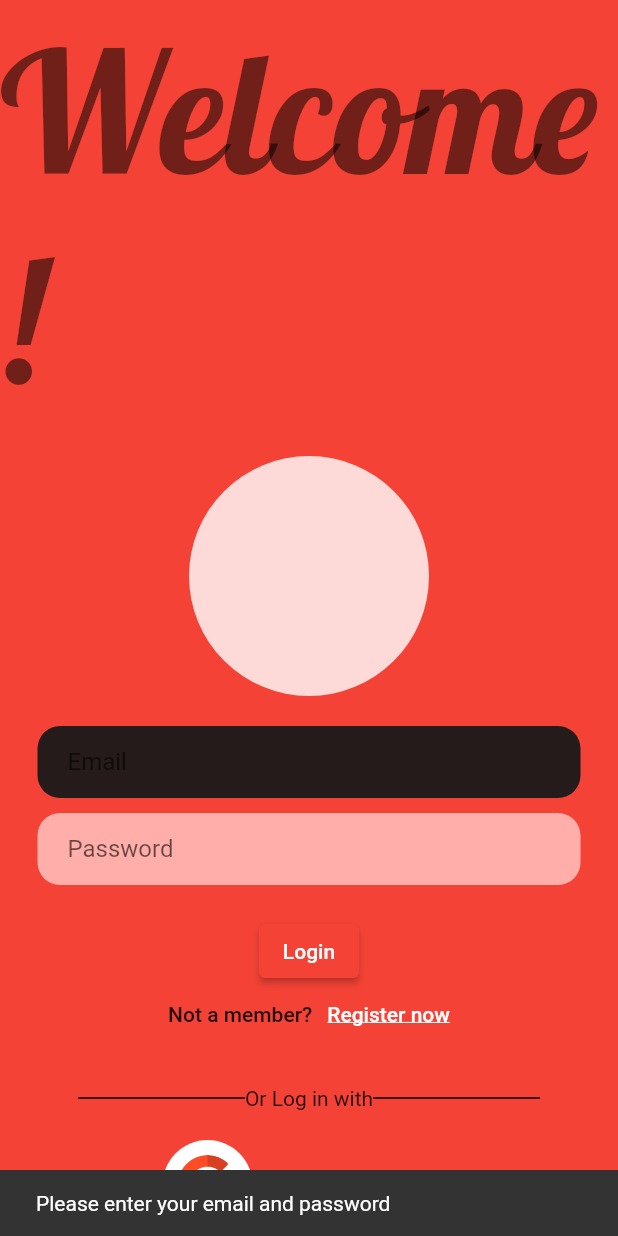
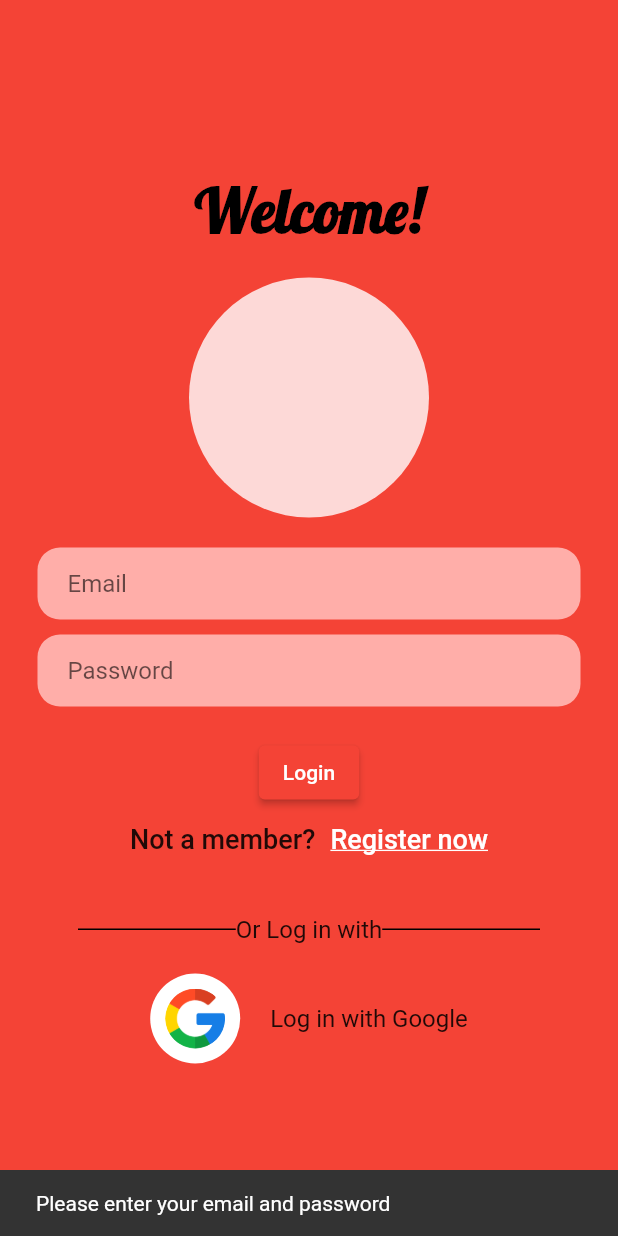
Before and after one commit to Pupae-ktsw/workout-planner-frontend, a Flutter app: the LoginPage screen opened directly, after a tap on "Login", on a phone screen of 412 x 824 dp. Run offline on Flutter 3.47's test engine with Material 2 defaults, Android fonts, the phone set to English and light mode, and no system bars; our stand-ins replace curved_navigation_bar, flutter_secure_storage, google_fonts; accounts and stored records are empty; Roboto replaces fonts that are missing (Prompt).

Commit message:
edit text format

```diff
--- a/lib/components/formart_text.dart
+++ b/lib/components/format_text.dart
@@ -7,7 +7,7 @@ ThemeData appTheme() {
     textTheme: const TextTheme(
       // login and register screen
       headline1: TextStyle(
-          fontSize: 62.0, fontWeight: FontWeight.w700, color: Colors.black),
+          fontSize: 40.0, fontWeight: FontWeight.w700, color: Colors.black),
       // app bar
       // error msg
       bodyText1: TextStyle(fontSize: 18.0),
--- a/lib/views/login_page.dart
+++ b/lib/views/login_page.dart
@@ -2,7 +2,8 @@ import 'package:flutter/material.dart';
 import 'package:flutter_secure_storage/flutter_secure_storage.dart';
 // import 'package:frontend/components/circle_tile.dart';
 import 'package:frontend/config.dart';
-import 'package:frontend/views/home_page.dart';
+// import 'package:frontend/views/home_page.dart';
+import 'package:frontend/main.dart';
 import 'package:frontend/views/signup_page.dart';
 import 'package:google_fonts/google_fonts.dart';
 import 'package:http/http.dart' as http;
@@ -21,8 +22,8 @@ class _LoginPageState extends State<LoginPage> {
 
   @override
   Widget build(BuildContext context) {
-    final urlImage = 'lib/images/google.png';
-    final urlImage2 = 'lib/images/facebook.png';
+    const urlImage = 'lib/images/google.png';
+    // const urlImage2 = 'lib/images/facebook.png';
 
     return Scaffold(
       backgroundColor: Colors.red,
@@ -47,7 +48,7 @@ class _LoginPageState extends State<LoginPage> {
                 padding: const EdgeInsets.symmetric(horizontal: 25.0),
                 child: Container(
                   decoration: BoxDecoration(
-                      color: Color.fromARGB(255, 36, 27, 26),
+                      color: Color.fromARGB(255, 255, 174, 169),
                       borderRadius: BorderRadius.circular(15)),
                   child: Padding(
                     padding: const EdgeInsets.only(left: 20.0),
@@ -218,7 +219,7 @@ class _LoginPageState extends State<LoginPage> {
         print(token);
         await storage.write(key: 'accessToken', value: token);
         Navigator.push(
-            context, MaterialPageRoute(builder: (context) => HomePage()));
+            context, MaterialPageRoute(builder: (context) => BottomNav()));
       } else {
         ScaffoldMessenger.of(context)
             .showSnackBar(SnackBar(content: Text('Invalid Credentials')));
--- a/lib/views/profile_page.dart
+++ b/lib/views/profile_page.dart
@@ -1,4 +1,5 @@
 import 'package:flutter/material.dart';
+import 'package:frontend/views/login_page.dart';
 import 'package:google_fonts/google_fonts.dart';
 
 class ProfilePage extends StatelessWidget {
@@ -78,7 +79,10 @@ class _EditProfilePageState extends State<EditProfilePage> {
                   style: ElevatedButton.styleFrom(
                     backgroundColor: Colors.red,
                   ),
-                  onPressed: () {},
+                  onPressed: () {
+                    Navigator.push(context,
+                        MaterialPageRoute(builder: (context) => LoginPage()));
+                  },
                   child: Text(
                     'Log out',
                     style: GoogleFonts.prompt(
```
Also changed, not shown: lib/main.dart (+6 -6 lines).
